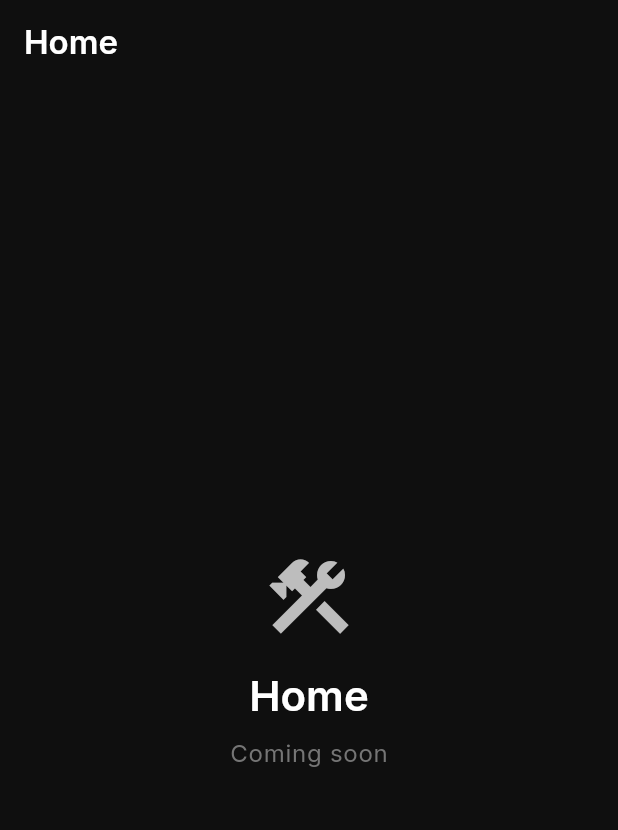
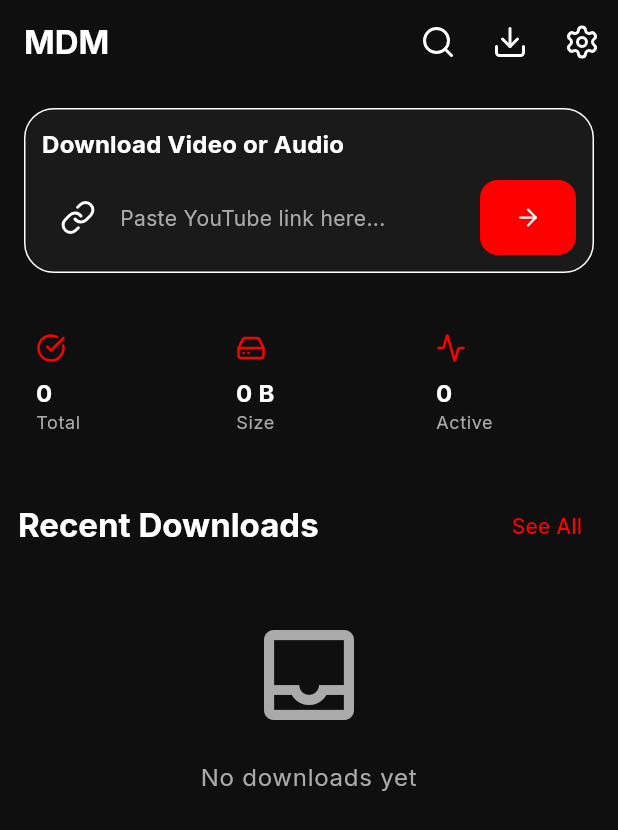
Before and after one commit to The-Black-Shadow/mdm, a Flutter app: the screen it shows after launch, on a phone screen of 412 x 824 dp. Shown: the top 830 px of the screen. Run offline on Flutter 3.47's test engine with Material 3 defaults, Android fonts, the phone set to English and light mode, and no system bars; our stand-ins replace better_player_plus, cached_network_image, connectivity_plus, device_info_plus, dio, flutter_animate and 13 more; missing offline and left inert: ffmpeg_kit_flutter_new, receive_sharing_intent, youtube_explode_dart; accounts and stored records are empty; statements that could not run were skipped.

Commit message:
feat: implement home page feature with cubit state management and navigation support

```diff
--- a/lib/core/router/app_router.dart
+++ b/lib/core/router/app_router.dart
@@ -13,6 +13,8 @@
 import 'package:mdm/features/history/presentation/pages/favorites_page.dart';
 import 'package:mdm/features/history/presentation/pages/history_page.dart';
 import 'package:mdm/features/history/presentation/pages/search_page.dart';
+import 'package:mdm/features/home/presentation/pages/home_page.dart';
+import 'package:mdm/features/player/presentation/pages/player_page.dart';
 
 // >>> App Router =======================
 // GoRouter configuration with all application routes
@@ -26,7 +28,7 @@
       GoRoute(
         path: RouteConstants.home,
         name: 'home',
-        builder: (context, state) => const _StubPage(name: 'Home'),
+        builder: (context, state) => const HomePage(),
       ),
 
       // Metadata route — receives YouTube URL via extra
@@ -70,7 +72,10 @@
       GoRoute(
         path: RouteConstants.player,
         name: 'player',
-        builder: (context, state) => const _StubPage(name: 'Player'),
+        builder: (context, state) {
+          final filePath = state.extra as String? ?? '';
+          return PlayerPage(filePath: filePath);
+        },
       ),
 
       // History route
--- a/lib/features/downloader/domain/repositories/download_repository.dart
+++ b/lib/features/downloader/domain/repositories/download_repository.dart
@@ -6,5 +6,7 @@
   Future<Result<void>> startDownload(DownloadTask task);
   Future<Result<void>> pauseDownload(String taskId);
   Future<Result<void>> cancelDownload(String taskId);
+  Future<Result<List<DownloadTask>>> getAllTasks();
+  Stream<List<DownloadTask>> watchAllTasks();
 }
 // <<< DownloadRepository =======================
--- /dev/null
+++ b/lib/features/home/presentation/cubit/home_state.dart
@@ -0,0 +1,21 @@
+import 'package:freezed_annotation/freezed_annotation.dart';
+import 'package:mdm/features/downloader/domain/entities/download_task.dart';
+import 'package:mdm/features/history/domain/entities/history_entry.dart';
+
+part 'home_state.freezed.dart';
+
+// >>> HomeState =======================
+@freezed
+class HomeState with _$HomeState {
+  const factory HomeState.initial() = _Initial;
+  const factory HomeState.loading() = _Loading;
+  const factory HomeState.loaded({
+    required List<HistoryEntry> recentDownloads,
+    required List<DownloadTask> activeDownloads,
+    required int totalDownloads,
+    required int totalSizeBytes,
+    String? clipboardUrl,
+  }) = _Loaded;
+  const factory HomeState.error(String message) = _Error;
+}
+// <<< HomeState =======================
--- /dev/null
+++ b/lib/features/home/presentation/pages/home_page.dart
@@ -0,0 +1,327 @@
+import 'package:flutter/material.dart';
+import 'package:flutter_animate/flutter_animate.dart';
+import 'package:flutter_bloc/flutter_bloc.dart';
+import 'package:go_router/go_router.dart';
+import 'package:lucide_icons/lucide_icons.dart';
+
+import 'package:mdm/core/constants/app_constants.dart';
+import 'package:mdm/core/constants/route_constants.dart';
+import 'package:mdm/core/di/injection.dart';
+import 'package:mdm/core/extensions/context_extensions.dart';
+import 'package:mdm/core/extensions/int_extensions.dart';
+import 'package:mdm/core/extensions/string_extensions.dart';
+import 'package:mdm/core/theme/app_spacing.dart';
+import 'package:mdm/core/widgets/app_empty_widget.dart';
+import 'package:mdm/features/downloader/presentation/bloc/download_bloc.dart';
+import 'package:mdm/features/downloads/presentation/widgets/active_download_tile.dart';
+import 'package:mdm/features/history/presentation/widgets/history_entry_tile.dart';
+import 'package:mdm/features/home/presentation/cubit/home_cubit.dart';
+import 'package:mdm/features/home/presentation/cubit/home_state.dart';
+
+// >>> HomePage =======================
+class HomePage extends StatelessWidget {
+  const HomePage({super.key});
+
+  @override
+  Widget build(BuildContext context) {
+    return BlocProvider(
+      create: (_) => getIt<HomeCubit>(),
+      child: const _HomeView(),
+    );
+  }
+}
+
+class _HomeView extends StatefulWidget {
+  const _HomeView();
+
+  @override
+  State<_HomeView> createState() => _HomeViewState();
+}
+
+class _HomeViewState extends State<_HomeView> {
+  final TextEditingController _urlController = TextEditingController();
+  final FocusNode _focusNode = FocusNode();
+
+  @override
+  void dispose() {
+    _urlController.dispose();
+    _focusNode.dispose();
+    super.dispose();
+  }
+
+  void _submitUrl(String url) {
+    if (url.trim().isEmpty) return;
+    if (!url.isValidYouTubeUrl) {
+      ScaffoldMessenger.of(context).showSnackBar(
+        const SnackBar(content: Text('Invalid YouTube URL')),
+      );
+      return;
+    }
+    context.pushNamed(RouteConstants.metadata, extra: url.trim());
+    _urlController.clear();
+    _focusNode.unfocus();
+  }
+
+  @override
+  Widget build(BuildContext context) {
+    return Scaffold(
+      appBar: AppBar(
+        title: const Text(AppConstants.appName, style: TextStyle(fontWeight: FontWeight.bold)),
+        actions: [
+          IconButton(
+            icon: const Icon(LucideIcons.search),
+            onPressed: () => context.pushNamed(RouteConstants.search),
+            tooltip: 'Search',
+          ),
+          BlocBuilder<HomeCubit, HomeState>(
+            builder: (context, state) {
+              return state.maybeWhen(
+                loaded: (recent, active, count, size, clipboard) {
+                  return Stack(
+                    alignment: Alignment.center,
+                    children: [
+                      IconButton(
+                        icon: const Icon(LucideIcons.download),
+                        onPressed: () => context.pushNamed(RouteConstants.downloads),
+                        tooltip: 'Downloads',
+                      ),
+                      if (active.isNotEmpty)
+                        Positioned(
+                          right: 8,
+                          top: 8,
+                          child: Container(
+                            padding: const EdgeInsets.all(4),
+                            decoration: BoxDecoration(
+                              color: context.colorScheme.primary,
+                              shape: BoxShape.circle,
+                            ),
+                            child: Text(
+                              active.length.toString(),
+                              style: const TextStyle(color: Colors.white, fontSize: 10, fontWeight: FontWeight.bold),
+                            ),
+                          ),
+                        ),
+                    ],
+                  );
+                },
+                orElse: () => IconButton(
+                  icon: const Icon(LucideIcons.download),
+                  onPressed: () => context.pushNamed(RouteConstants.downloads),
+                ),
+              );
+            },
+          ),
+          IconButton(
+            icon: const Icon(LucideIcons.settings),
+            onPressed: () => context.pushNamed(RouteConstants.settings),
+            tooltip: 'Settings',
+          ),
+        ],
+      ),
+      body: BlocBuilder<HomeCubit, HomeState>(
+        builder: (context, state) {
+          return state.when(
+            initial: () => const SizedBox.shrink(),
+            loading: () => const Center(child: CircularProgressIndicator()),
+            error: (msg) => Center(child: Text(msg)),
+            loaded: (recent, active, totalCount, totalSize, clipboardUrl) {
+              return RefreshIndicator(
+                onRefresh: context.read<HomeCubit>().loadData,
+                child: ListView(
+                  padding: const EdgeInsets.all(AppSpacing.md),
+                  physics: const AlwaysScrollableScrollPhysics(),
+                  children: [
+                    // Clipboard Banner
+                    if (clipboardUrl != null)
+                      _buildClipboardBanner(context, clipboardUrl),
+
+                    // URL Input Card
+                    _buildUrlInputCard(context),
+                    const SizedBox(height: AppSpacing.xl),
+
+                    // Quick Stats
+                    _buildQuickStats(context, totalCount, totalSize, active.length),
+                    const SizedBox(height: AppSpacing.xl),
+
+                    // Active Downloads
+                    if (active.isNotEmpty) ...[
+                      _buildSectionHeader(
+                        context,
+                        title: 'Active Downloads',
+                        onSeeAll: () => context.pushNamed(RouteConstants.downloads),
+                      ),
+                      const SizedBox(height: AppSpacing.md),
+                      ...active.map((task) => Padding(
+                            padding: const EdgeInsets.only(bottom: AppSpacing.sm),
+                            child: ActiveDownloadTile(
+                              task: task,
+                              onPause: () => context.read<DownloadBloc>().add(PauseDownloadEvent(task.id)),
+                              onResume: () => context.read<DownloadBloc>().add(ResumeDownloadEvent(task.id)),
+                              onCancel: () => context.read<DownloadBloc>().add(CancelDownloadEvent(task.id)),
+                            ),
+                          )),
+                      const SizedBox(height: AppSpacing.lg),
+                    ],
+
+                    // Recent Downloads
+                    _buildSectionHeader(
+                      context,
+                      title: 'Recent Downloads',
+                      onSeeAll: () => context.pushNamed(RouteConstants.history),
+                    ),
+                    const SizedBox(height: AppSpacing.md),
+                    if (recent.isEmpty)
+                      const Padding(
+                        padding: EdgeInsets.symmetric(vertical: AppSpacing.xl),
+                        child: AppEmptyWidget(message: 'No downloads yet'),
+                      )
+                    else
+                      SizedBox(
+                        height: 120, // Approximate height for horizontal tiles
+                        child: ListView.separated(
+                          scrollDirection: Axis.horizontal,
+                          itemCount: recent.length,
+                          separatorBuilder: (context, index) => const SizedBox(width: AppSpacing.md),
+                          itemBuilder: (context, index) {
+                            return SizedBox(
+                              width: 280, // Fixed width for horizontal scroll
+                              child: HistoryEntryTile(
+                                entry: recent[index],
+                                onDelete: () {},
+                                onToggleFavorite: () {},
+                              ),
+                            );
+                          },
+                        ),
+                      ),
+                  ],
+                ),
+              );
+            },
+          );
+        },
+      ),
+    );
+  }
+
+  Widget _buildClipboardBanner(BuildContext context, String url) {
+    return Card(
+      color: context.colorScheme.primaryContainer,
+      margin: const EdgeInsets.only(bottom: AppSpacing.lg),
+      child: ListTile(
+        leading: Icon(LucideIcons.clipboard, color: context.colorScheme.primary),
+        title: const Text('Found YouTube URL in clipboard', style: TextStyle(fontWeight: FontWeight.w600)),
+        subtitle: Text(url, maxLines: 1, overflow: TextOverflow.ellipsis),
+        trailing: IconButton(
+          icon: const Icon(LucideIcons.x),
+          onPressed: () => context.read<HomeCubit>().clearClipboardUrl(),
+        ),
+        onTap: () {
+          context.read<HomeCubit>().clearClipboardUrl();
+          _submitUrl(url);
+        },
+      ),
+    ).animate().slideY(begin: -0.5, end: 0).fadeIn();
+  }
+
+  Widget _buildUrlInputCard(BuildContext context) {
+    return Card(
+      elevation: 0,
+      shape: RoundedRectangleBorder(
+        borderRadius: BorderRadius.circular(AppSpacing.lg),
+        side: BorderSide(color: context.colorScheme.outlineVariant),
+      ),
+      child: Padding(
+        padding: const EdgeInsets.all(AppSpacing.md),
+        child: Column(
+          crossAxisAlignment: CrossAxisAlignment.start,
+          children: [
+            Text(
+              'Download Video or Audio',
+              style: context.textTheme.titleMedium?.copyWith(fontWeight: FontWeight.bold),
+            ),
+            const SizedBox(height: AppSpacing.md),
+            Row(
+              children: [
+                Expanded(
+                  child: TextField(
+                    controller: _urlController,
+                    focusNode: _focusNode,
+                    decoration: InputDecoration(
+                      hintText: 'Paste YouTube link here...',
+                      prefixIcon: const Icon(LucideIcons.link),
+                      border: OutlineInputBorder(
+                        borderRadius: BorderRadius.circular(AppSpacing.md),
+                      ),
+                      contentPadding: const EdgeInsets.symmetric(horizontal: AppSpacing.md),
+                    ),
+                    onSubmitted: _submitUrl,
+                  ),
+                ),
+                const SizedBox(width: AppSpacing.sm),
+                FilledButton(
+                  onPressed: () => _submitUrl(_urlController.text),
+                  style: FilledButton.styleFrom(
+                    padding: const EdgeInsets.symmetric(vertical: 16, horizontal: AppSpacing.md),
+                    shape: RoundedRectangleBorder(
+                      borderRadius: BorderRadius.circular(AppSpacing.md),
+                    ),
+                  ),
+                  child: const Icon(LucideIcons.arrowRight),
+                ),
+              ],
+            ),
+          ],
+        ),
+      ),
+    );
+  }
+
+  Widget _buildQuickStats(BuildContext context, int count, int size, int active) {
+    return Row(
+      children: [
+        Expanded(child: _buildStatCard(context, 'Total', count.toString(), LucideIcons.checkCircle)),
+        const SizedBox(width: AppSpacing.md),
+        Expanded(child: _buildStatCard(context, 'Size', size.formatBytes, LucideIcons.hardDrive)),
+        const SizedBox(width: AppSpacing.md),
+        Expanded(child: _buildStatCard(context, 'Active', active.toString(), LucideIcons.activity)),
+      ],
+    );
+  }
+
+  Widget _buildStatCard(BuildContext context, String title, String value, IconData icon) {
+    return Container(
+      padding: const EdgeInsets.all(AppSpacing.md),
+      decoration: BoxDecoration(
+        color: context.colorScheme.surfaceContainerHighest,
+        borderRadius: BorderRadius.circular(AppSpacing.md),
+      ),
+      child: Column(
+        crossAxisAlignment: CrossAxisAlignment.start,
+        children: [
+          Icon(icon, size: 20, color: context.colorScheme.primary),
+          const SizedBox(height: AppSpacing.sm),
+          Text(value, style: context.textTheme.titleMedium?.copyWith(fontWeight: FontWeight.bold)),
+          Text(title, style: context.textTheme.bodySmall?.copyWith(color: context.colorScheme.onSurfaceVariant)),
+        ],
+      ),
+    );
+  }
+
+  Widget _buildSectionHeader(BuildContext context, {required String title, required VoidCallback onSeeAll}) {
+    return Row(
+      mainAxisAlignment: MainAxisAlignment.spaceBetween,
+      children: [
+        Text(
+          title,
+          style: context.textTheme.titleLarge?.copyWith(fontWeight: FontWeight.bold),
+        ),
+        TextButton(
+          onPressed: onSeeAll,
+          child: const Text('See All'),
+        ),
+      ],
+    );
+  }
+}
+// <<< HomePage =======================
```
Also changed, not shown: lib/features/downloader/data/datasources/download_local_source.dart (+12 -0 lines), lib/features/downloader/data/repositories/download_repository_impl.dart (+18 -0 lines), lib/features/home/presentation/cubit/home_cubit.dart (added, +120 -0 lines), lib/features/player/presentation/pages/player_page.dart (added, +121 -0 lines), lib/core/di/injection.config.dart, lib/features/home/presentation/cubit/home_state.freezed.dart (added).
